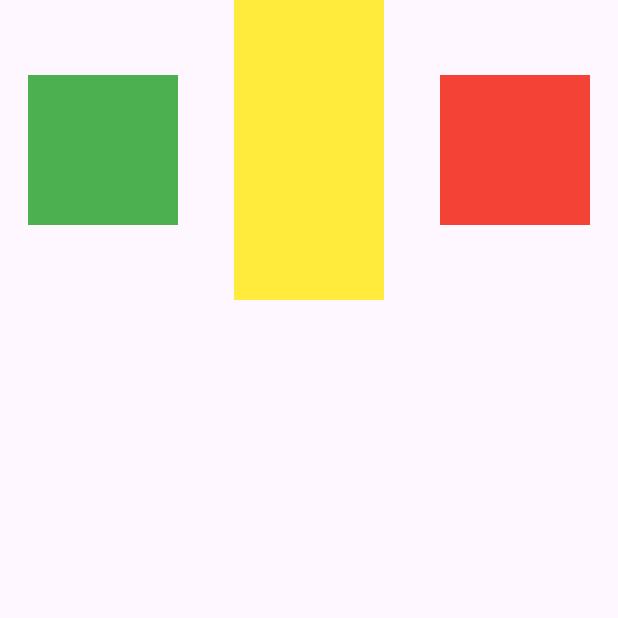
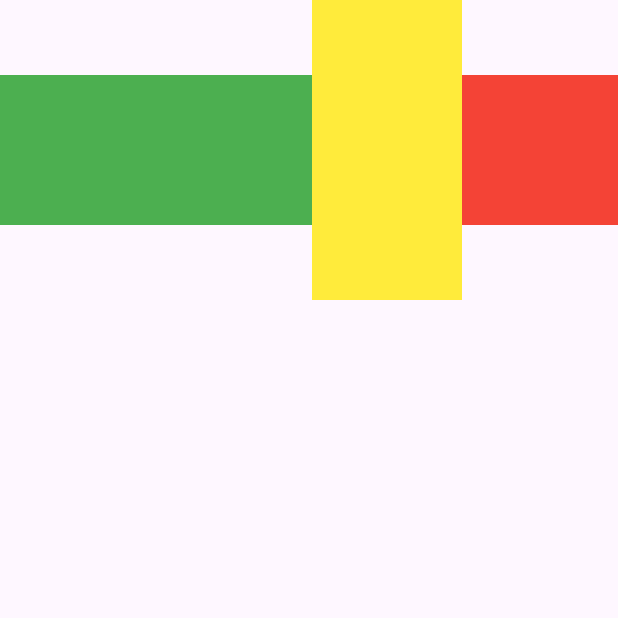
Before and after one commit to Chanon-ai/week4, a Flutter app: the screen it shows after launch, on a phone screen of 412 x 824 dp, the top half of it. Run offline on Flutter 3.47's test engine with Material 3 defaults, Android fonts, the phone set to English and light mode, and no system bars.

Commit message:
Add row demo

```diff
--- a/lib/week5/multi.dart
+++ b/lib/week5/multi.dart
@@ -8,11 +8,25 @@ class Multi extends StatelessWidget {
     return Scaffold(
       body: SafeArea(
         child: Row(
-          mainAxisAlignment: MainAxisAlignment.spaceAround,
-          children:[
-            Container(color: Colors.green, width: 100, height: 100),
+          // mainAxisAlignment: MainAxisAlignment.spaceAround,
+          // crossAxisAlignment: CrossAxisAlignment.center,
+          // children:[
+          //   Container(color: Colors.green, width: 100, height: 100),
+          //   Spacer(flex: 2),
+          //   Container(color: Colors.yellow, width: 100, height: 200),
+          //   Spacer(flex: 1,),
+          //   Container(color: Colors.red, width: 100, height: 100),
+          // ],
+          children: [
+            Expanded(
+              flex: 2,
+              child: Container(color: Colors.green, width: 100, height: 100),
+            ),
             Container(color: Colors.yellow, width: 100, height: 200),
-            Container(color: Colors.red, width: 100, height: 100),
+            Expanded(
+             flex: 1,
+              child: Container(color: Colors.red, width: 100, height: 100),
+            ),
           ],
         ),
       ),
```
Also changed, not shown: lib/week5/single.dart (renamed from lib/week5/week5.dart).
